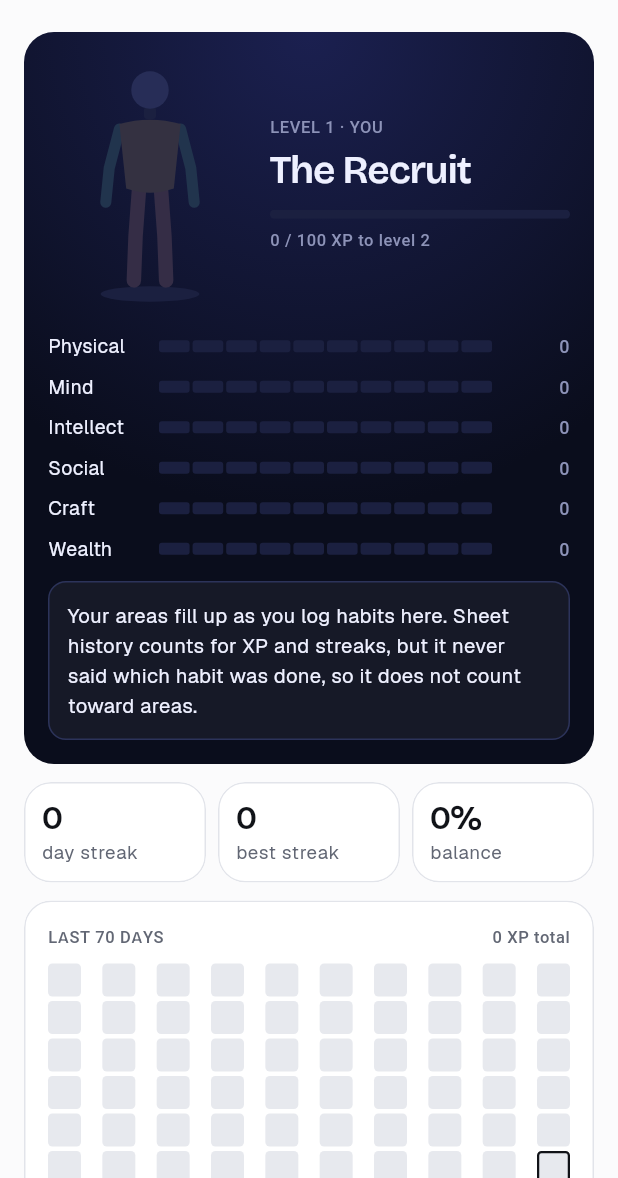
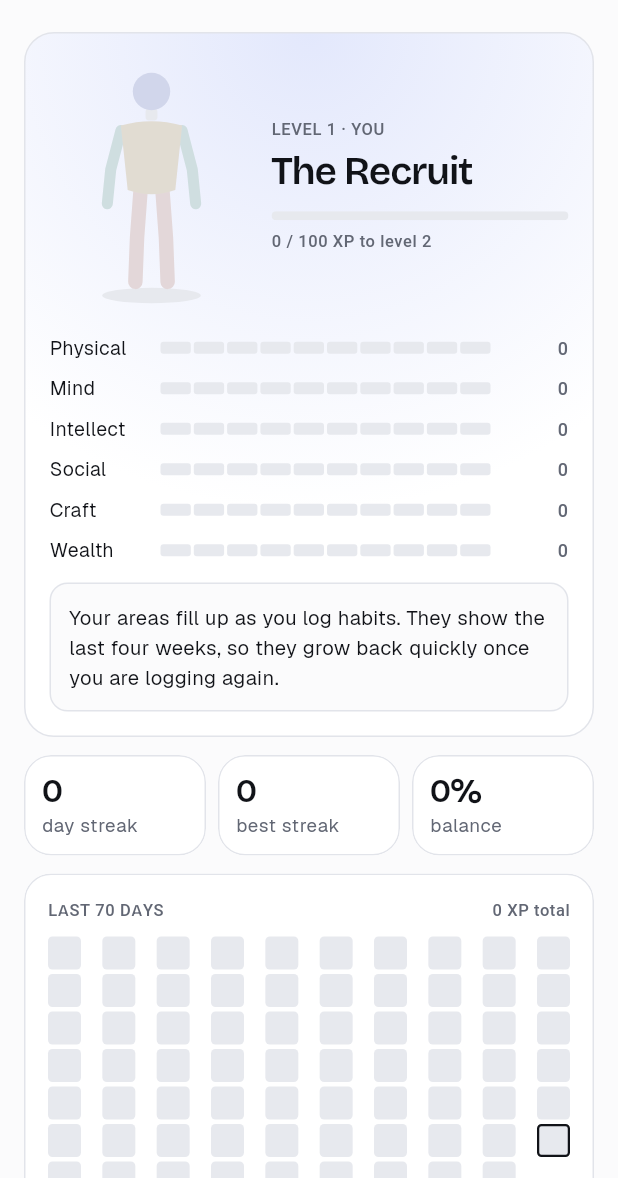
Before and after one commit to soorya2020/habit-tracker-, a Flutter app: the InsightsScreen screen opened directly, on a phone screen of 412 x 824 dp, the part 58-1236 px from its top. Run offline on Flutter 3.47's test engine with Material 3 defaults, Android fonts, the phone set to English and light mode, and no system bars; our stand-ins replace cloud_firestore, firebase_auth, firebase_core, flutter_local_notifications, flutter_riverpod, flutter_timezone and 6 more; missing offline and left inert: home_widget; accounts and stored records are empty.

Commit message:
Character card follows the light theme
Co-Authored-By: Claude Opus 5.5 (1M context) <noreply@anthropic.com>
Claude-Session: https://claude.ai/code/session_01L8BCGBH7nf8hLeiusLSPVo

```diff
--- a/lib/features/insights/character_card.dart
+++ b/lib/features/insights/character_card.dart
@@ -6,7 +6,8 @@ import '../../ui/theme.dart';
 import '../../widgets/character_figure.dart';
 import '../../widgets/common.dart';
 
-/// Avatar, level, title, XP and area bars on the deep-blue panel.
+/// Avatar, level, title, XP and area bars: a deep-blue panel in the dark
+/// theme, a soft blue one in the light theme.
 class CharacterCard extends StatelessWidget {
   const CharacterCard({super.key, required this.me, this.strengths, this.caption});
 
@@ -18,23 +19,25 @@ class CharacterCard extends StatelessWidget {
 
   @override
   Widget build(BuildContext context) {
-    const n = Tokens.night;
+    final light = Theme.of(context).brightness == Brightness.light;
+    final n = light ? Tokens.light : Tokens.night;
     final v = strengths ?? me.strengths;
     final lv = me.level;
     return Container(
       padding: const EdgeInsets.all(16),
       decoration: BoxDecoration(
         borderRadius: BorderRadius.circular(20),
-        gradient: const RadialGradient(
+        border: light ? Border.all(color: n.line) : null,
+        gradient: RadialGradient(
           center: Alignment.topCenter,
           radius: 1.2,
-          colors: [Color(0xFF1B2050), Color(0xFF0A0D1C)],
-          stops: [0, .7],
+          colors: light ? const [Color(0xFFE3E8FC), Color(0xFFFFFFFF)] : const [Color(0xFF1B2050), Color(0xFF0A0D1C)],
+          stops: const [0, .7],
         ),
       ),
       child: Column(crossAxisAlignment: CrossAxisAlignment.stretch, children: [
         Row(crossAxisAlignment: CrossAxisAlignment.center, children: [
-          CharacterFigure(strengths: v, size: 170),
+          CharacterFigure(strengths: v, size: 170, tokens: n),
           const SizedBox(width: 12),
           Expanded(
             child: Column(crossAxisAlignment: CrossAxisAlignment.start, children: [
@@ -54,21 +57,21 @@ class CharacterCard extends StatelessWidget {
         ]),
         const SizedBox(height: 14),
         for (final a in Area.values) ...[
-          _AreaRow(area: a, value: v[a] ?? 0, resting: me.profile.resting.contains(a)),
+          _AreaRow(area: a, value: v[a] ?? 0, resting: me.profile.resting.contains(a), tokens: n),
           const SizedBox(height: 8),
         ],
         const SizedBox(height: 4),
         Container(
           padding: const EdgeInsets.all(12),
           decoration: BoxDecoration(
-            color: Colors.white.withValues(alpha: .05),
+            color: light ? n.screen : Colors.white.withValues(alpha: .05),
             borderRadius: BorderRadius.circular(12),
             border: Border.all(color: n.line),
           ),
           child: Text(
             v.values.every((x) => x == 0)
-                ? 'Your areas fill up as you log habits here. Sheet history counts for XP and streaks, '
-                    'but it never said which habit was done, so it does not count toward areas.'
+                ? 'Your areas fill up as you log habits. They show the last four weeks, so they grow '
+                    'back quickly once you are logging again.'
                 : me.nextStep,
             style: TextStyle(color: n.ink, fontSize: 13.5),
           ),
@@ -79,14 +82,15 @@ class CharacterCard extends StatelessWidget {
 }
 
 class _AreaRow extends StatelessWidget {
-  const _AreaRow({required this.area, required this.value, required this.resting});
+  const _AreaRow({required this.area, required this.value, required this.resting, required this.tokens});
+  final Tokens tokens;
   final Area area;
   final int value;
   final bool resting;
 
   @override
   Widget build(BuildContext context) {
-    const n = Tokens.night;
+    final n = tokens;
     return Opacity(
       opacity: resting ? .45 : 1,
       child: Row(children: [
```
